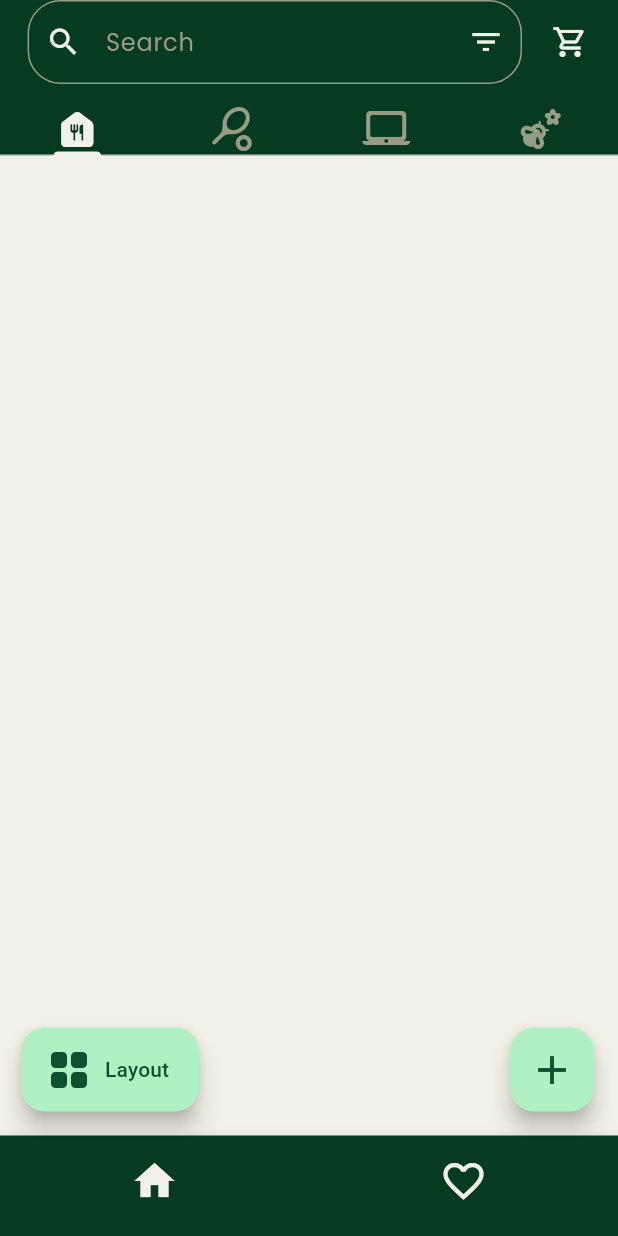
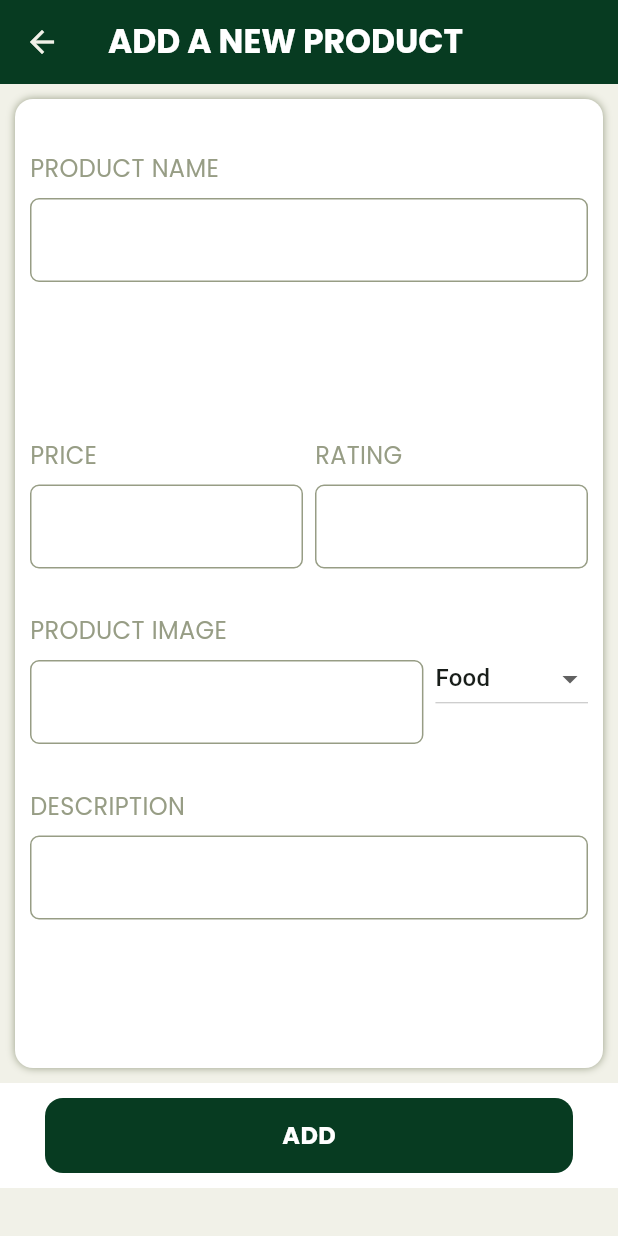
Before and after one commit to thedevsaxist/Stackbuld, a Flutter app: the screen it shows after launch, after a tap on the "add" icon, on a phone screen of 412 x 824 dp. Run offline on Flutter 3.47's test engine with Material 3 defaults, Android fonts, the phone set to English and light mode, and no system bars; our stand-ins replace cloud_firestore, firebase_core, google_fonts; accounts and stored records are empty.

Commit message:
built the add products page and hooked it up to the database

```diff
--- a/lib/commons.dart
+++ b/lib/commons.dart
@@ -12,6 +12,7 @@ export 'screens/cart/cart_ui.dart';
 export 'screens/wishlist/wishlist_ui.dart';
 export 'screens/home_page/home_page_ui.dart';
 export 'screens/categories/food_category.dart';
+export 'screens/add_product/add_product_ui.dart';
 export 'screens/categories/sports_category.dart';
 export 'screens/categories/devices_category.dart';
 export 'screens/categories/cosmetics_category.dart';
--- a/lib/main.dart
+++ b/lib/main.dart
@@ -30,7 +30,7 @@ class Stackbuld extends StatelessWidget {
         '/wishlist': (context) => const WishlistUi(),
         '/home_page': (context) => const HomePageUi(),
         '/filter': (context) => const ProductFilterPageUi(),
-        // '/product_details': (context) => const ProductDetailsUi(),
+        '/add_product': (context) => const AddProductUi(),
       },
       theme: ThemeData(
         useMaterial3: true,
--- a/lib/models/product_model.dart
+++ b/lib/models/product_model.dart
@@ -2,7 +2,7 @@
 class ProductModel {
   final String name;
   final String price;
-  final double? rating;
+  final String? rating;
   final String? description;
   final String productImage;
 
@@ -21,7 +21,7 @@ class ProductModel {
       name: map['name'] ?? '',
       price: map['price'] ?? '',
       description: map['description'] ?? '',
-      rating: map['rating']?.toDouble() ?? 0.0,
+      rating: map['rating'] ?? '',
       productImage: map['imageUrl'] ?? '',
     );
   }
--- /dev/null
+++ b/lib/screens/add_product/add_product_logic.dart
@@ -0,0 +1,66 @@
+part of 'add_product_ui.dart';
+
+abstract class AddProductLogic extends State<AddProductUi> {
+  TextEditingController productNameController = TextEditingController();
+  TextEditingController priceController = TextEditingController();
+  TextEditingController ratingController = TextEditingController();
+  TextEditingController descriptionController = TextEditingController();
+  TextEditingController productImageController = TextEditingController();
+
+  final FirestoreDatabase firestoreDatabase = FirestoreDatabase();
+
+  String _selectedCatalogue = 'food';
+
+  List<String> catalogs = ['Food Catalogue', 'Devices', 'Sports', 'Cosmetics'];
+
+  void dropdownCallback(String? selectedValue) {
+    if (selectedValue is String) {
+      setState(() {
+        _selectedCatalogue = selectedValue;
+      });
+    }
+  }
+
+  @override
+  void initState() {
+    super.initState();
+  }
+
+  @override
+  void dispose() {
+    priceController.dispose();
+    ratingController.dispose();
+    productNameController.dispose();
+    descriptionController.dispose();
+    productImageController.dispose();
+    super.dispose();
+  }
+
+  void addProduct() {
+    try {
+      if (productNameController.text.isNotEmpty &&
+          priceController.text.isNotEmpty &&
+          ratingController.text.isNotEmpty &&
+          descriptionController.text.isNotEmpty) {
+        final productModel = ProductModel(
+          name: productNameController.text.trim(),
+          price: priceController.text.trim(),
+          rating: ratingController.text.trim(),
+          description: descriptionController.text.trim(),
+          productImage:
+              'https://encrypted-tbn0.gstatic.com/shopping?q=tbn:ANd9GcQl2ZQDk019PKZ5dK5sxx8TYDNZjxoqs9wD4faDaukfN8h0uwtrO6Z0OtBHzFxmSQf4C1GQZXs7IFrs9gduN10s2UjGWdpfwQiEmfcZ9YKjIS0ofFnuQovm8ScsW8XxqR2Y853uKsI&usqp=CAc',
+        );
+
+        firestoreDatabase.addProducts(
+          productModel,
+          context,
+          firestoreDatabase.foodCatalogue,
+        );
+      } else {
+        print('Please fill in all fields');
+      }
+    } catch (e) {
+      print('there was an error while adding to cart $e');
+    }
+  }
+}
--- /dev/null
+++ b/lib/screens/add_product/add_product_ui.dart
@@ -0,0 +1,143 @@
+import 'package:stackbuld/commons.dart';
+
+part 'add_product_logic.dart';
+
+class AddProductUi extends StatefulWidget {
+  const AddProductUi({super.key});
+
+  @override
+  State<AddProductUi> createState() => _AddProductUi();
+}
+
+class _AddProductUi extends AddProductLogic {
+  @override
+  Widget build(BuildContext context) {
+    return GestureDetector(
+      onTap: FocusScope.of(context).unfocus,
+      child: Scaffold(
+        appBar: AppBar(
+          title: Text(
+            'Add a new product'.toUpperCase(),
+            style: GoogleFonts.poppins(),
+          ),
+        ),
+        body: SafeArea(
+          child: Column(
+            children: [
+              Expanded(
+                child: Padding(
+                  padding: const EdgeInsets.all(10.0),
+                  child: Container(
+                    padding: const EdgeInsets.fromLTRB(10.0, 20.0, 10.0, 10.0),
+                    decoration: BoxDecoration(
+                      boxShadow: [
+                        BoxShadow(
+                          blurRadius: 4,
+                          color: appSecondaryColor,
+                        )
+                      ],
+                      borderRadius: BorderRadius.circular(12),
+                      color: Colors.white,
+                    ),
+                    child: Column(
+                      children: [
+                        // name field
+                        PriceRangeBox(
+                          boxLabel: 'Product Name',
+                          controller: productNameController,
+                        ),
+
+                        // price and rating
+                        Row(
+                          children: [
+                            PriceRangeBox(
+                              boxLabel: 'Price',
+                              controller: priceController,
+                            ),
+                            sizedBoxWidthOf8,
+                            PriceRangeBox(
+                              boxLabel: 'Rating',
+                              controller: ratingController,
+                            ),
+                          ],
+                        ),
+
+                        // category dropdown & image
+                        Row(
+                          children: [
+                            // image
+                            PriceRangeBox(
+                              boxLabel: 'Product Image',
+                              controller: productImageController,
+                            ),
+
+                            sizedBoxWidthOf8,
+
+                            // category dropdown
+
+                            // DropdownButtonFormField<String>(
+                            //   value: _selectedCatalogue,
+                            //   decoration: const InputDecoration(
+                            //     labelText: 'Select Catalog',
+                            //   ),
+                            //   onChanged: dropdownCallback,
+                            //   items: catalogs.map((catalog) {
+                            //     return DropdownMenuItem(
+                            //       value: catalog,
+                            //       child: Text(catalog),
+                            //     );
+                            //   }).toList(),
+                            // ),
+                            DropdownButton(
+                              borderRadius: BorderRadius.circular(6),
+                              // dropdownColor: appPrimaryColor,
+                              onChanged: dropdownCallback,
+                              value: _selectedCatalogue,
+                              items: const [
+                                DropdownMenuItem(
+                                  value: 'food',
+                                  child: Text('Food'),
+                                ),
+                                DropdownMenuItem(
+                                  value: 'sports',
+                                  child: Text('Sports'),
+                                ),
+                                DropdownMenuItem(
+                                  value: 'cosmetics',
+                                  child: Text('Cosmetics'),
+                                ),
+                                DropdownMenuItem(
+                                  value: 'devices',
+                                  child: Text('Devices'),
+                                ),
+                              ],
+                            ),
+                          ],
+                        ),
+
+                        // image
+                        // PriceRangeBox(boxLabel: 'Name'),
+
+                        // description
+                        PriceRangeBox(
+                          boxLabel: 'Description',
+                          controller: descriptionController,
+                        ),
+                      ],
+                    ),
+                  ),
+                ),
+              ),
+
+              // add button
+              CustomButton(
+                buttonLabel: 'Add',
+                onTap: addProduct,
+              ),
+            ],
+          ),
+        ),
+      ),
+    );
+  }
+}
--- a/lib/screens/categories/cosmetics_category.dart
+++ b/lib/screens/categories/cosmetics_category.dart
@@ -10,20 +10,20 @@ class CosmeticsCategory extends StatelessWidget {
         description: productDescription,
         name: 'Mascara',
         price: '1,000',
-        rating: 5,
+        rating: '5',
         productImage: m4Car,
       ),
       ProductModel(
         name: 'Eye shadow',
         price: '2,000',
-        rating: 4,
+        rating: '4',
         description: productDescription,
         productImage: m4Car,
       ),
       ProductModel(
         name: 'Acrylic Nails',
         price: '8,000',
-        rating: 5,
+        rating: '5',
         description: productDescription,
         productImage: m4Car,
       ),
--- a/lib/screens/categories/devices_category.dart
+++ b/lib/screens/categories/devices_category.dart
@@ -9,28 +9,28 @@ class DevicesCategory extends StatelessWidget {
       ProductModel(
         name: 'Galaxy Z Fold 6',
         price: '2,300,000',
-        rating: 5,
+        rating: '5',
         description: productDescription,
         productImage: m4Car,
       ),
       ProductModel(
         name: 'iPhone 15 Pro Max',
         price: '1,400,000',
-        rating: 5,
+        rating: '5',
         description: productDescription,
         productImage: m4Car,
       ),
       ProductModel(
         name: 'MacBook Pro M3 Ultra',
         price: '10,000,000',
-        rating: 5,
+        rating: '5',
         description: productDescription,
         productImage: m4Car,
       ),
       ProductModel(
         name: 'Biscuit',
         price: '100',
-        rating: 2,
+        rating: '2',
         description: productDescription,
         productImage: m4Car,
       ),
--- a/lib/screens/categories/sports_category.dart
+++ b/lib/screens/categories/sports_category.dart
@@ -9,35 +9,35 @@ class SportsCategory extends StatelessWidget {
       ProductModel(
         name: 'Basketball Shoes',
         price: '320,000',
-        rating: 5,
+        rating: '5',
         description: productDescription,
         productImage: m4Car,
       ),
       ProductModel(
         name: 'Basketball',
         price: '50,000',
-        rating: 4,
+        rating: '4',
         description: productDescription,
         productImage: m4Car,
       ),
       ProductModel(
         name: 'Sleeves',
         price: '8,000',
-        rating: 3,
+        rating: '3',
         description: productDescription,
         productImage: m4Car,
       ),
       ProductModel(
         name: 'Laces',
         price: '100',
-        rating: 2,
+        rating: '2',
         description: productDescription,
         productImage: m4Car,
       ),
       ProductModel(
         name: 'Headband',
         price: '5,000',
-        rating: 3,
+        rating: '3',
         description: productDescription,
         productImage: m4Car,
       ),
--- a/lib/screens/product_details/product_details_ui.dart
+++ b/lib/screens/product_details/product_details_ui.dart
@@ -32,9 +32,9 @@ class _ProductDetailsUi extends ProductDetailsLogic {
             alignment: Alignment.bottomRight,
             children: [
               // product image
-              Image.asset(
-                widget.imagePath,
-              ),
+              widget.imagePath.isNotEmpty
+                  ? Image.network(widget.imagePath)
+                  : Image.asset(m4Car),
 
               // back button
               Positioned(
@@ -63,6 +63,7 @@ class _ProductDetailsUi extends ProductDetailsLogic {
               ),
             ],
           ),
+
           Expanded(
             child: Padding(
               padding: const EdgeInsets.all(20.0),
@@ -72,7 +73,9 @@ class _ProductDetailsUi extends ProductDetailsLogic {
                   // product name
                   Text(
                     widget.productName,
-                    style: GoogleFonts.poppins(fontSize: fontSizeTitle),
+                    style: GoogleFonts.poppins(
+                      fontSize: fontSizeTitle,
+                    ),
                   ),
 
                   Row(
@@ -101,6 +104,8 @@ class _ProductDetailsUi extends ProductDetailsLogic {
                   // product Description
                   Text(
                     widget.description,
+                    maxLines: 5,
+                    overflow: TextOverflow.ellipsis,
                     style: GoogleFonts.poppins(
                       fontSize: fontSizeBody,
                       color: appSecondaryColor,
--- a/lib/screens/product_filter_page/product_filter_page_logic.dart
+++ b/lib/screens/product_filter_page/product_filter_page_logic.dart
@@ -1,6 +1,9 @@
 part of 'product_filter_page_ui.dart';
 
 abstract class ProductFilterPageLogic extends State<ProductFilterPageUi> {
+  TextEditingController fromController = TextEditingController();
+  TextEditingController toController = TextEditingController();
+
   @override
   void initState() {
     super.initState();
@@ -9,5 +12,7 @@ abstract class ProductFilterPageLogic extends State<ProductFilterPageUi> {
   @override
   void dispose() {
     super.dispose();
+    fromController.dispose();
+    toController.dispose();
   }
 }
--- a/lib/screens/product_filter_page/product_filter_page_ui.dart
+++ b/lib/screens/product_filter_page/product_filter_page_ui.dart
@@ -69,17 +69,19 @@ class _ProductFilterPageUi extends ProductFilterPageLogic {
                           fontWeight: FontWeight.w600,
                         ),
                       ),
-                      const Row(
+                      Row(
                         children: [
                           // price range from
                           PriceRangeBox(
                             boxLabel: 'from',
+                            controller: fromController,
                           ),
                           sizedBoxWidthOf32,
 
                           // price range to
                           PriceRangeBox(
                             boxLabel: 'to',
+                            controller: toController,
                           )
                         ],
                       ),
--- a/lib/services/firestore_database.dart
+++ b/lib/services/firestore_database.dart
@@ -9,8 +9,6 @@ class FirestoreDatabase {
   /// Document IDs from the database
   final List<String> foodId = [];
 
-
-
   /// This method gets the id of each element in the Food Catalogue from the database
   Future getProducts() async {
     QuerySnapshot<Object?> querySnapshot = await foodCatalogue.get();
@@ -18,6 +16,29 @@ class FirestoreDatabase {
     for (var doc in querySnapshot.docs) {
       Map<String, dynamic> data = doc.data() as Map<String, dynamic>;
       print("product name: ${data['name']}");
+    }
+  }
+
+  /// This Method adds a new product to the database
+  Future addProducts(
+    ProductModel product,
+    BuildContext context,
+    CollectionReference<Object?> category,
+  ) async {
+    try {
+      await category.add(product.toMap());
+
+      ScaffoldMessenger.of(context).showSnackBar(const SnackBar(
+        content: Text('Product added successfully!'),
+      ));
+
+      Future.delayed(const Duration(seconds: 2)).then((_) {
+        return Navigator.pop(context);
+      });
+    } catch (e) {
+      ScaffoldMessenger.of(context).showSnackBar(SnackBar(
+        content: Text('Failed to add product: $e'),
+      ));
     }
   }
 }
--- /dev/null
+++ b/lib/utils/floating_icons_helper_method.dart
@@ -0,0 +1,3 @@
+class FloatingIconsHelperMethod {
+  void addNewProduct(){}
+}
--- a/lib/widgets/grid_layout.dart
+++ b/lib/widgets/grid_layout.dart
@@ -15,8 +15,11 @@ class GridLayout extends StatelessWidget {
       return collectionRef.snapshots();
     }
 
+    /// instance of the database connection
+    final FirestoreDatabase firestoreDatabase = FirestoreDatabase();
+
     return StreamBuilder(
-      stream: getCollectionStream(catalogue),
+      stream: firestoreDatabase.foodCatalogue.snapshots(),
       builder: (context, snapshot) {
         if (snapshot.connectionState == ConnectionState.waiting) {
           print("Waiting");
@@ -45,7 +48,7 @@ class GridLayout extends StatelessWidget {
             return ItemCard(
               productName: product.name,
               productPrice: product.price,
-              productRating: product.rating!,
+              productRating: double.parse(product.rating!),
               description: product.description!,
               imagePath: product.productImage,
             );
--- a/lib/widgets/home_page_floating_icons.dart
+++ b/lib/widgets/home_page_floating_icons.dart
@@ -1,9 +1,16 @@
 import 'package:stackbuld/commons.dart';
 
-class HomePageFloatingIcons extends StatelessWidget {
+class HomePageFloatingIcons extends StatefulWidget {
   const HomePageFloatingIcons({
     super.key,
   });
+
+  @override
+  State<HomePageFloatingIcons> createState() => _HomePageFloatingIconsState();
+}
+
+class _HomePageFloatingIconsState extends State<HomePageFloatingIcons> {
+  void addNewProduct() => Navigator.pushNamed(context, '/add_product');
 
   @override
   Widget build(BuildContext context) {
@@ -27,7 +34,7 @@ class HomePageFloatingIcons extends StatelessWidget {
         // add new item
         FloatingActionButton(
           heroTag: 'add-product-tag',
-          onPressed: () {},
+          onPressed: addNewProduct,
           child: Icon(
             Icons.add,
             size: fontSizeHeadline,
--- a/lib/widgets/item_card.dart
+++ b/lib/widgets/item_card.dart
@@ -52,7 +52,9 @@ class _ItemCardState extends State<ItemCard> {
 
                 Expanded(
                   child: Center(
-                    child: Image.asset(m4Car),
+                    child: widget.imagePath.isNotEmpty
+                        ? Image.network(widget.imagePath)
+                        : Image.asset(m4Car),
                   ),
                 ),
 
--- a/lib/widgets/price_range_box.dart
+++ b/lib/widgets/price_range_box.dart
@@ -4,9 +4,11 @@ class PriceRangeBox extends StatelessWidget {
   const PriceRangeBox({
     super.key,
     required this.boxLabel,
+    required this.controller,
   });
 
   final String boxLabel;
+  final TextEditingController controller;
 
   @override
   Widget build(BuildContext context) {
@@ -25,6 +27,7 @@ class PriceRangeBox extends StatelessWidget {
             ),
             sizedBoxHeightOf8,
             TextField(
+              controller: controller,
               decoration: InputDecoration(
                 enabledBorder: OutlineInputBorder(
                   borderRadius: BorderRadius.circular(6),
```
